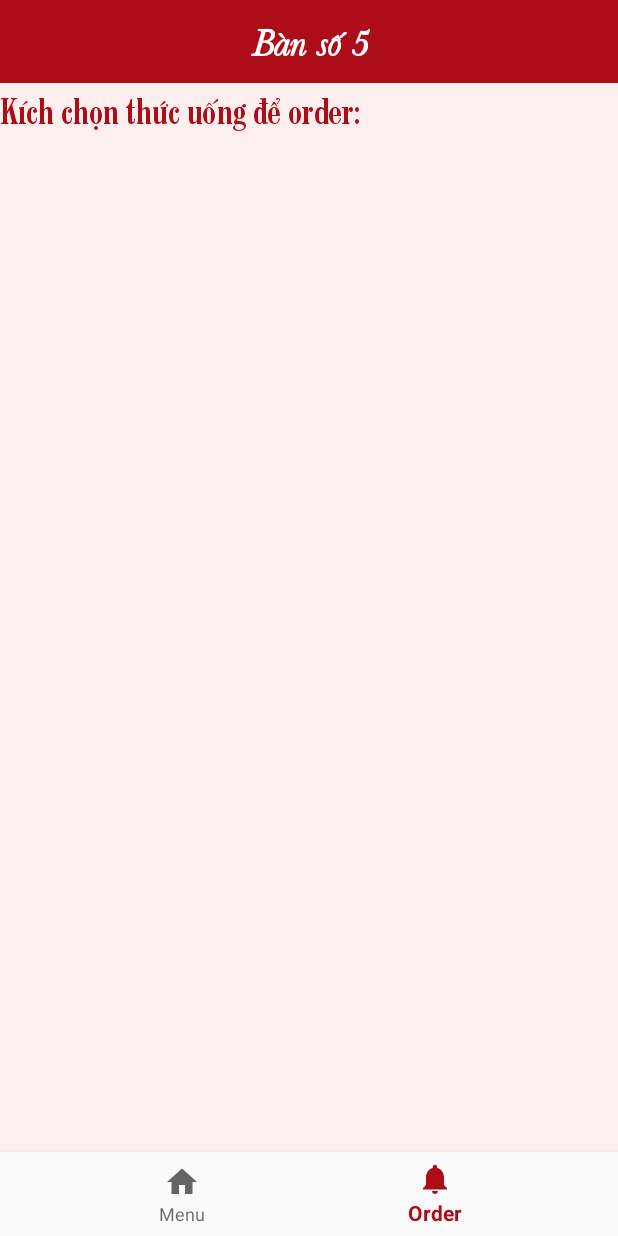
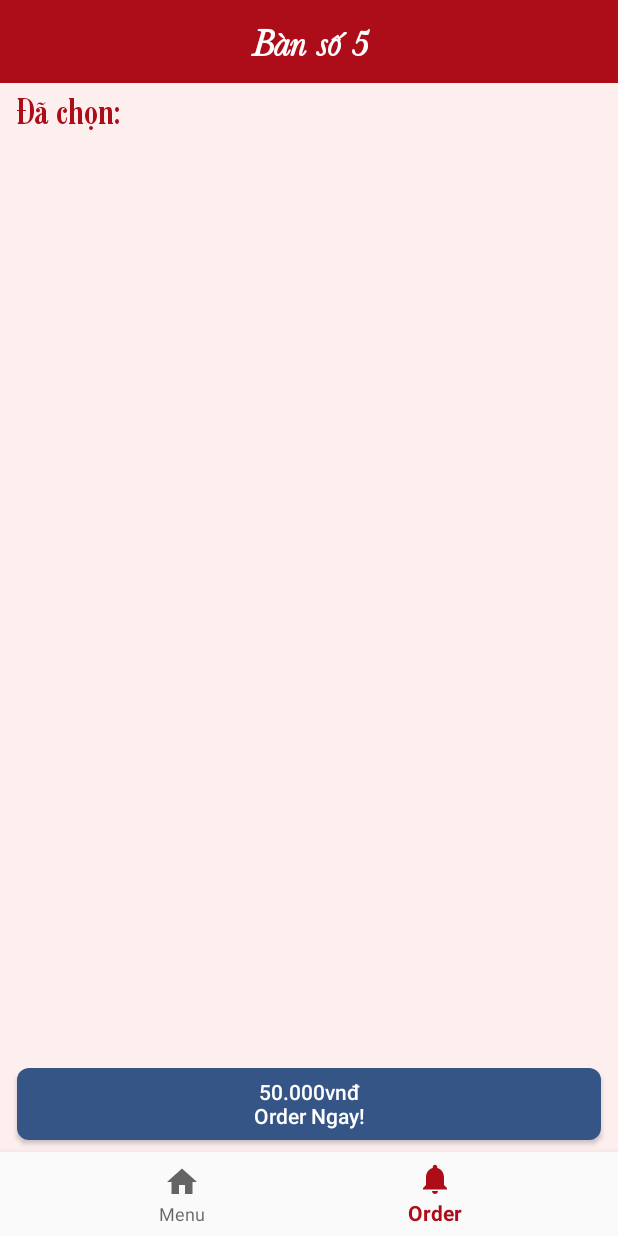
Before and after one commit to huyhuynh1905/OrderCoffee, an Android app: the MenuActivity screen opened directly, with no data from a screen before it, item 2 of the bottom bar chosen, on a phone screen of 412 x 824 dp. Run offline under Robolectric (Android 15) with nearby library versions, the phone set to English and light mode, and no system bars.

Commit message:
Design Menu Activity Button Order

```diff
--- a/OrderAppClient/app/src/main/java/android/huyhuynh/orderapp/views/MenuActivity.java
+++ b/OrderAppClient/app/src/main/java/android/huyhuynh/orderapp/views/MenuActivity.java
@@ -9,10 +9,14 @@ import androidx.appcompat.app.AppCompatActivity;
 import androidx.annotation.NonNull;
 
 import android.view.MenuItem;
+import android.widget.Button;
+import android.widget.FrameLayout;
 import android.widget.TextView;
 
+
 public class MenuActivity extends AppCompatActivity {
-    private TextView mTextMessage;
+    TextView txtBan, txtHuongdan;
+    Button btnOrder;
 
     private BottomNavigationView.OnNavigationItemSelectedListener mOnNavigationItemSelectedListener
             = new BottomNavigationView.OnNavigationItemSelectedListener() {
@@ -21,10 +25,10 @@ public class MenuActivity extends AppCompatActivity {
         public boolean onNavigationItemSelected(@NonNull MenuItem item) {
             switch (item.getItemId()) {
                 case R.id.menuNav:
-                    mTextMessage.setText("Menu");
+                    txtHuongdan.setText("Kích chọn thức uống để order:");
                     return true;
                 case R.id.orderNav:
-                    mTextMessage.setText("Order");
+                    txtHuongdan.setText("Đã chọn:");
                     return true;
             }
             return false;
@@ -36,8 +40,15 @@ public class MenuActivity extends AppCompatActivity {
         super.onCreate(savedInstanceState);
         setContentView(R.layout.activity_menu);
         BottomNavigationView navView = findViewById(R.id.nav_view);
-        mTextMessage = findViewById(R.id.message);
         navView.setOnNavigationItemSelectedListener(mOnNavigationItemSelectedListener);
+
+        init();
+    }
+
+    private void init() {
+        txtBan = findViewById(R.id.txtBan);
+        txtHuongdan = findViewById(R.id.txtHuongdan);
+        btnOrder = findViewById(R.id.btnOrder);
     }
 
 }
--- /dev/null
+++ b/OrderAppClient/app/src/main/res/drawable/custom_btnorder_default.xml
@@ -0,0 +1,6 @@
+<?xml version="1.0" encoding="utf-8"?>
+<shape xmlns:android="http://schemas.android.com/apk/res/android">
+    <solid android:color="@color/colorAccent"/>
+    <corners android:radius="8dp"/>
+
+</shape>
--- /dev/null
+++ b/OrderAppClient/app/src/main/res/drawable/custom_btnorder_press.xml
@@ -0,0 +1,6 @@
+<?xml version="1.0" encoding="utf-8"?>
+<shape xmlns:android="http://schemas.android.com/apk/res/android">
+    <solid android:color="#6288C2"/>
+    <corners android:radius="8dp"/>
+
+</shape>
--- /dev/null
+++ b/OrderAppClient/app/src/main/res/drawable/select_orderbutton.xml
@@ -0,0 +1,7 @@
+<?xml version="1.0" encoding="utf-8"?>
+<selector xmlns:android="http://schemas.android.com/apk/res/android">
+
+    <item android:drawable="@drawable/custom_btnorder_press"
+        android:state_pressed="true"/>
+    <item android:drawable="@drawable/custom_btnorder_default"/>
+</selector>
--- a/OrderAppClient/app/src/main/res/layout/activity_menu.xml
+++ b/OrderAppClient/app/src/main/res/layout/activity_menu.xml
@@ -50,6 +50,8 @@
         android:id="@+id/txtHuongdan"
         android:layout_width="0dp"
         android:layout_height="wrap_content"
+        android:layout_marginStart="11dp"
+        android:layout_marginLeft="11dp"
         android:fontFamily="@font/sfucenturyschooibookbtboldcondensed"
         android:text="Kích chọn thức uống để order:"
         android:textColor="@color/colorBgr"
@@ -62,11 +64,34 @@
         android:id="@+id/frameFragment"
         android:layout_width="0dp"
         android:layout_height="0dp"
-        app:layout_constraintBottom_toTopOf="@+id/nav_view"
+        android:layout_marginStart="11dp"
+        android:layout_marginLeft="11dp"
+        android:layout_marginTop="2dp"
+        android:layout_marginEnd="11dp"
+        android:layout_marginRight="11dp"
+        android:layout_marginBottom="4dp"
+        app:layout_constraintBottom_toTopOf="@+id/btnOrder"
         app:layout_constraintEnd_toEndOf="parent"
         app:layout_constraintStart_toStartOf="parent"
         app:layout_constraintTop_toBottomOf="@+id/txtHuongdan">
 
     </FrameLayout>
 
+    <Button
+        android:id="@+id/btnOrder"
+        android:layout_width="0dp"
+        android:layout_height="wrap_content"
+        android:layout_marginStart="11dp"
+        android:layout_marginLeft="11dp"
+        android:layout_marginEnd="11dp"
+        android:layout_marginRight="11dp"
+        android:layout_marginBottom="8dp"
+        android:background="@drawable/select_orderbutton"
+        android:text="50.000vnđ\nOrder Ngay!"
+        android:textAllCaps="false"
+        android:textColor="#fff"
+        app:layout_constraintBottom_toTopOf="@+id/nav_view"
+        app:layout_constraintEnd_toEndOf="parent"
+        app:layout_constraintStart_toStartOf="parent" />
+
 </androidx.constraintlayout.widget.ConstraintLayout>
```
